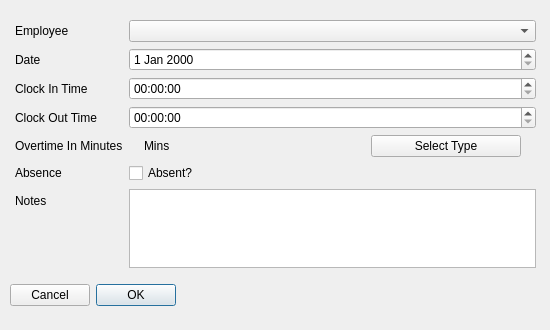
Before: the Qt Designer form UI/Dialogs/add_time_log_dialog.ui in Justin-Kuchmy/JustPay_App, drawn with Qt 5.
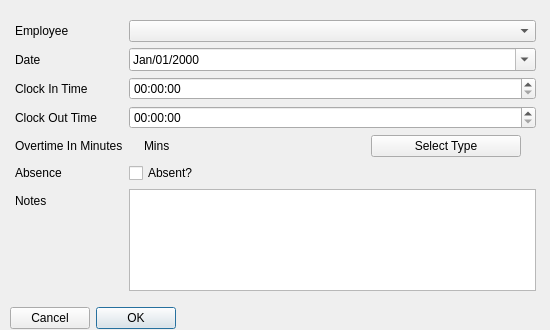
After: the same form once the commit is applied.

Diff of the .ui file:
```diff
--- a/UI/Dialogs/add_time_log_dialog.ui
+++ b/UI/Dialogs/add_time_log_dialog.ui
@@ -19,7 +19,7 @@
      <x>10</x>
      <y>10</y>
      <width>531</width>
-     <height>296</height>
+     <height>319</height>
     </rect>
    </property>
    <layout class="QVBoxLayout" name="verticalLayout">
@@ -83,7 +83,14 @@
        <widget class="QComboBox" name="empComboBox"/>
       </item>
       <item row="1" column="1">
-       <widget class="QDateEdit" name="DateEdit"/>
+       <widget class="QDateEdit" name="DateEdit">
+        <property name="displayFormat">
+         <string>MMM/dd/yyyy</string>
+        </property>
+        <property name="calendarPopup">
+         <bool>true</bool>
+        </property>
+       </widget>
       </item>
       <item row="6" column="1">
        <widget class="QTextEdit" name="notesTextEdit"/>
```
